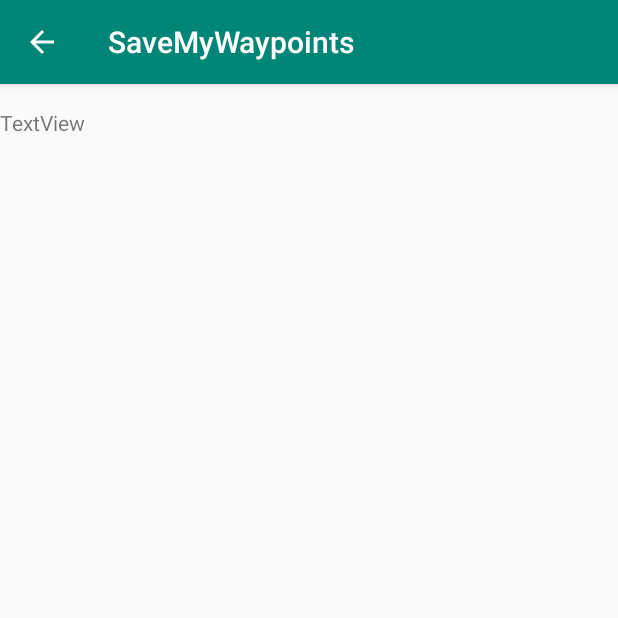
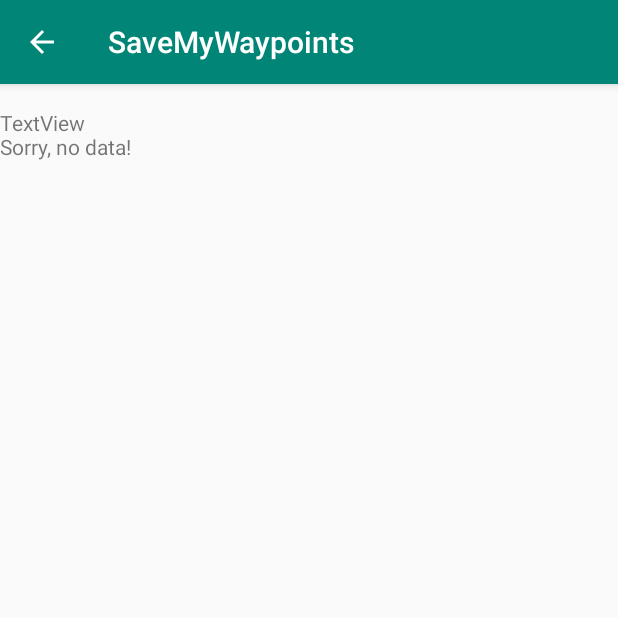
Before and after one commit to floerio/SaveMyWaypoints, an Android app: the screen it shows after launch (ListOfWPActivity), after a tap on "List waypoints", on a phone screen of 412 x 824 dp, the top half of it. Run offline under Robolectric (Android 15) with nearby library versions, the phone set to English and light mode, and no system bars.

Commit message:
Daten werden erfasst

```diff
--- a/app/src/main/java/com/ofl/savemywaypoints/ListOfWPActivity.kt
+++ b/app/src/main/java/com/ofl/savemywaypoints/ListOfWPActivity.kt
@@ -3,6 +3,7 @@ package com.ofl.savemywaypoints
 import androidx.appcompat.app.AppCompatActivity
 import android.os.Bundle
 import android.widget.TextView
+import java.text.DecimalFormat
 
 class ListOfWPActivity : AppCompatActivity() {
 
@@ -20,20 +21,41 @@ class ListOfWPActivity : AppCompatActivity() {
             text = message
         }
         */
-         */
+
 
         val textView = findViewById<TextView>(R.id.textView)
+        textView.append("\n")
 
         // get the database
         mDB = WPDataDbHelper(this, null, 1)
 
-        val cursor = mDB.getAllName()
-        cursor!!.moveToFirst()
-        textView.append((cursor.getString(cursor.getColumnIndex(DBContract.WPData.COLUMN_NAME_DATE))))
-        while (cursor.moveToNext()) {
+        var cursor = mDB.getAllName()
+
+        var long: String = ""
+        var lat: String = ""
+        val dec = DecimalFormat("#,###.00")
+
+        if (cursor!!.count > 0) {
+            cursor!!.moveToFirst()
             textView.append((cursor.getString(cursor.getColumnIndex(DBContract.WPData.COLUMN_NAME_DATE))))
+            while (cursor.moveToNext()) {
+
+                // get coordinates
+                long = dec.format(cursor.getDouble(cursor.getColumnIndex(DBContract.WPData.COLUMN_NAME_LONG)))
+                lat = dec.format(cursor.getDouble(cursor.getColumnIndex(DBContract.WPData.COLUMN_NAME_LAT)))
+
+                textView.append((cursor.getString(cursor.getColumnIndex(DBContract.WPData.COLUMN_NAME_DATE))))
+                textView.append(" / ")
+                textView.append(long)
+                textView.append(" / ")
+                textView.append(lat)
+                textView.append("\n")
+            }
+        } else {
+            textView.append("Sorry, no data!")
             textView.append("\n")
         }
+
         cursor.close()
 
     }
--- a/app/src/main/java/com/ofl/savemywaypoints/WPDataDBHelper.kt
+++ b/app/src/main/java/com/ofl/savemywaypoints/WPDataDBHelper.kt
@@ -41,6 +41,12 @@ class WPDataDbHelper(context: Context, factory: SQLiteDatabase.CursorFactory?, v
         return db.rawQuery(SQL_SELECT_WP, null)
     }
 
+    fun deleteAllWP(){
+        val thisDB = this.writableDatabase
+
+        thisDB.delete(DBContract.WPData.TABLE_NAME, null,null)
+        thisDB.close()
+    }
     companion object {
         // If you change the database schema, you must increment the database version.
         const val DATABASE_VERSION = 1
@@ -54,7 +60,7 @@ class WPDataDbHelper(context: Context, factory: SQLiteDatabase.CursorFactory?, v
                     "${DBContract.WPData.COLUMN_NAME_LAT} REAL)"
 
         private const val SQL_DROP_TABLE = "DROP TABLE IF EXISTS ${DBContract.WPData.TABLE_NAME}"
-        private const val SQL_SELECT_WP = "SELECT * FROM ${DBContract.WPData.TABLE_NAME} ORDER BY ${DBContract.WPData.COLUMN_NAME_DATE}"
+        private const val SQL_SELECT_WP = "SELECT * FROM ${DBContract.WPData.TABLE_NAME} ORDER BY ${DBContract.WPData.COLUMN_NAME_DATE} DESC"
     }
 
 }
--- /dev/null
+++ b/app/src/main/res/drawable-anydpi/ic_delete_wp.xml
@@ -0,0 +1,11 @@
+<vector xmlns:android="http://schemas.android.com/apk/res/android"
+    android:width="24dp"
+    android:height="24dp"
+    android:viewportWidth="24"
+    android:viewportHeight="24"
+    android:tint="#FFFFFF"
+    android:alpha="0.8">
+    <path
+        android:fillColor="#FF000000"
+        android:pathData="M6,19c0,1.1 0.9,2 2,2h8c1.1,0 2,-0.9 2,-2L18,7L6,7v12zM8.46,11.88l1.41,-1.41L12,12.59l2.12,-2.12 1.41,1.41L13.41,14l2.12,2.12 -1.41,1.41L12,15.41l-2.12,2.12 -1.41,-1.41L10.59,14l-2.13,-2.12zM15.5,4l-1,-1h-5l-1,1L5,4v2h14L19,4z"/>
+</vector>
--- a/app/src/main/res/menu/mymenu.xml
+++ b/app/src/main/res/menu/mymenu.xml
@@ -20,5 +20,9 @@
         app:showAsAction="always"
         android:title="Export waypoints" />
 
-
+    <item
+        android:id="@+id/action_deleteWP"
+        android:icon="@drawable/ic_delete_wp"
+        app:showAsAction="always"
+        android:title="Delete waypoints" />
 </menu>
--- a/app/src/main/res/values/strings.xml
+++ b/app/src/main/res/values/strings.xml
@@ -1,4 +1,4 @@
 <resources>
     <string name="app_name">SaveMyWaypoints</string>
-    <string name="title_activity_maps">XXX</string>
+    <string name="title_activity_maps">SaveMyWaypoints</string>
 </resources>
```
Also changed, not shown: app/src/main/java/com/ofl/savemywaypoints/MapsActivity.kt (+21 -26 lines), app/src/main/res/drawable-hdpi/ic_delete_wp.png (added), app/src/main/res/drawable-mdpi/ic_delete_wp.png (added), app/src/main/res/drawable-xhdpi/ic_delete_wp.png (added), app/src/main/res/drawable-xxhdpi/ic_delete_wp.png (added).
